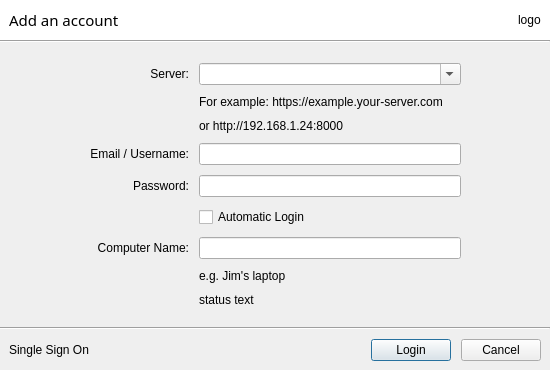
Old version of the form ui/login-dialog.ui in the repository haiwen/seadrive-gui.
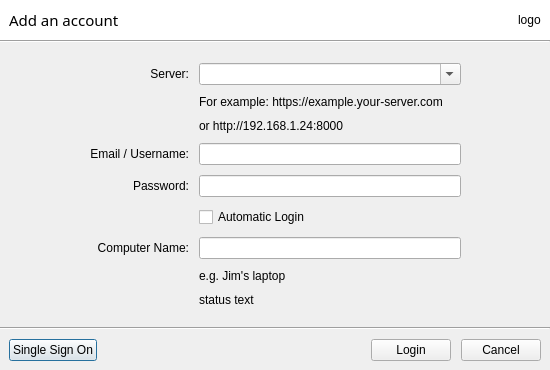
New version of the form.

Commit message: Add SSO button to the login dialog (#434)

What changed in the file:
```diff
--- a/ui/login-dialog.ui
+++ b/ui/login-dialog.ui
@@ -349,7 +349,7 @@
       <number>9</number>
      </property>
      <item>
-      <widget class="QLabel" name="mShibLoginLink">
+      <widget class="QPushButton" name="mSSOBtn">
        <property name="text">
         <string>Single Sign On</string>
        </property>
```
The commit also changes 1 other file.
